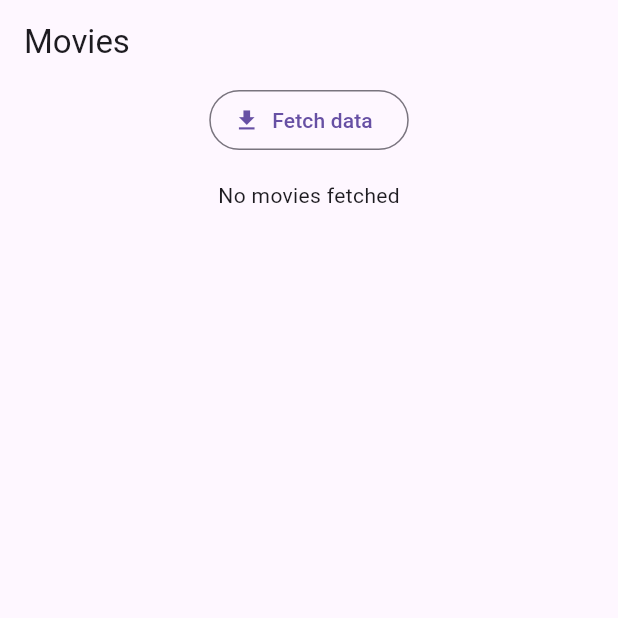
After one commit to hydev777/movies_resources, a Flutter app: the screen it shows after launch, on a phone screen of 412 x 824 dp, the top half of it. The commit adds this screen. Run offline on Flutter 3.47's test engine with Material 3 defaults, Android fonts, the phone set to English and light mode, and no system bars; our stand-ins replace bloc, equatable, flutter_bloc, go_router, graphql_flutter.

Commit message:
Added Movie Details

```diff
--- a/lib/app/app.dart
+++ b/lib/app/app.dart
@@ -1,18 +1,18 @@
 import 'package:flutter/material.dart';
 
-import '../movie/view/movies_page.dart';
+import '../router/router.dart';
 
 class MyApp extends StatelessWidget {
   const MyApp({Key? key}) : super(key: key);
 
   @override
   Widget build(BuildContext context) {
-    return MaterialApp(
-      title: 'Flutter Demo',
+    return MaterialApp.router(
+      debugShowCheckedModeBanner: false,
+      routerConfig: appRouter,
       theme: ThemeData(
         primarySwatch: Colors.blue,
       ),
-      home: const MoviesPage(title: 'Coolmovies'),
     );
   }
 }
--- a/lib/movie/cubit/movie_state.dart
+++ b/lib/movie/cubit/movie_state.dart
@@ -2,28 +2,40 @@ part of 'movie_cubit.dart';
 
 enum MoviesStatus { initial, loading, completed, empty, error }
 
+enum MovieDetailStatus { initial, loading, completed, empty, error }
+
 class MovieState extends Equatable {
   const MovieState({
     this.moviesStatus = MoviesStatus.initial,
+    this.movieDetailStatus = MovieDetailStatus.initial,
     this.movies = const [],
+    this.movieDetails,
   });
 
   final MoviesStatus? moviesStatus;
+  final MovieDetailStatus? movieDetailStatus;
   final List<Movie>? movies;
+  final Movie? movieDetails;
 
   MovieState copyWith({
     MoviesStatus? moviesStatus,
+    MovieDetailStatus? movieDetailStatus,
     List<Movie>? movies,
+    Movie? movieDetails,
   }) {
     return MovieState(
       moviesStatus: moviesStatus ?? this.moviesStatus,
+      movieDetailStatus: movieDetailStatus ?? this.movieDetailStatus,
       movies: movies ?? this.movies,
+      movieDetails: movieDetails ?? this.movieDetails,
     );
   }
 
   @override
   List<Object?> get props => [
         moviesStatus,
+        movieDetailStatus,
         movies,
+        movieDetails,
       ];
 }
--- a/lib/movie/view/movies_page.dart
+++ b/lib/movie/view/movies_page.dart
@@ -1,20 +1,13 @@
 import 'package:flutter/material.dart';
 import 'package:flutter_bloc/flutter_bloc.dart';
+import 'package:go_router/go_router.dart';
 import 'package:movies_repository/movies_repository.dart';
 
 import '../cubit/movie_cubit.dart';
-import 'movies_view.dart';
 
-class MoviesPage extends StatefulWidget {
-  const MoviesPage({Key? key, required this.title}) : super(key: key);
+class MoviesPage extends StatelessWidget {
+  const MoviesPage({Key? key}) : super(key: key);
 
-  final String title;
-
-  @override
-  State<MoviesPage> createState() => _MoviesPageState();
-}
-
-class _MoviesPageState extends State<MoviesPage> {
   @override
   Widget build(BuildContext context) {
     return BlocProvider(
@@ -23,7 +16,95 @@ class _MoviesPageState extends State<MoviesPage> {
           moviesRepositories: context.read<MoviesRepositories>(),
         );
       },
-      child: const MoviesView(),
+      child: const MoviesBody(),
     );
   }
 }
+
+class MoviesBody extends StatefulWidget {
+  const MoviesBody({
+    super.key,
+  });
+
+  @override
+  State<MoviesBody> createState() => _MoviesBodyState();
+}
+
+class _MoviesBodyState extends State<MoviesBody> {
+  @override
+  Widget build(BuildContext context) {
+    return Scaffold(
+      appBar: AppBar(
+        title: const Text('Movies'),
+      ),
+      body: SingleChildScrollView(
+        child: Padding(
+          padding: const EdgeInsets.symmetric(horizontal: 16.0),
+          child: Center(
+            child: Column(
+              mainAxisAlignment: MainAxisAlignment.center,
+              children: <Widget>[
+                OutlinedButton.icon(
+                  onPressed: () {
+                    context.read<MovieCubit>().onGetAllMovies();
+                  },
+                  icon: const Icon(Icons.download),
+                  label: const Text('Fetch data'),
+                ),
+                const SizedBox(height: 16),
+                BlocBuilder<MovieCubit, MovieState>(builder: (context, state) {
+                  if (state.moviesStatus == MoviesStatus.initial) {
+                    return const Text('No movies fetched');
+                  }
+
+                  if (state.moviesStatus == MoviesStatus.completed) {
+                    final movies = context.watch<MovieCubit>().state.movies;
+
+                    return Column(
+                      children: [
+                        ...movies!
+                            .map(
+                              (movie) => Card(
+                                child: ListTile(
+                                  title: Text(movie.title!),
+                                  onTap: () {
+                                    context.push('/movies/${movie.id}');
+                                  },
+                                ),
+                              ),
+                            )
+                            .toList()
+                      ],
+                    );
+                  }
+
+                  if (state.moviesStatus == MoviesStatus.loading) {
+                    return const Center(
+                      child: CircularProgressIndicator(),
+                    );
+                  }
+
+                  if (state.moviesStatus == MoviesStatus.empty) {
+                    return const Center(
+                      child: Text("No movies available"),
+                    );
+                  }
+
+                  if (state.moviesStatus == MoviesStatus.error) {
+                    return const Center(
+                      child: Text("An error has ocurred"),
+                    );
+                  }
+
+                  return const Center(
+                    child: Text("An unexpected error has ocurred"),
+                  );
+                }),
+              ],
+            ),
+          ),
+        ),
+      ),
+    );
+  }
+}
--- /dev/null
+++ b/lib/router/router.dart
@@ -0,0 +1,24 @@
+import 'package:flutter/material.dart';
+import 'package:go_router/go_router.dart';
+
+import '../movie/view/movies_detail_page.dart';
+import '../movie/view/movies_page.dart';
+
+GlobalKey<NavigatorState> navigatorKey = GlobalKey<NavigatorState>();
+
+final appRouter = GoRouter(
+  initialLocation: '/movies',
+  navigatorKey: navigatorKey,
+  routes: [
+    GoRoute(
+      path: '/movies',
+      builder: (context, state) => const MoviesPage(),
+    ),
+    GoRoute(
+      path: '/movies/:id',
+      builder: (context, state) => MovieDetailPage(
+        id: state.pathParameters['id'],
+      ),
+    ),
+  ],
+);
--- a/packages/movies_repository/lib/src/models/movie.dart
+++ b/packages/movies_repository/lib/src/models/movie.dart
@@ -11,6 +11,7 @@ class Movie extends Equatable {
     this.releaseDate,
     this.nodeId,
     this.userByUserCreatorId,
+    this.reviews,
   });
 
   final String? id;
@@ -20,6 +21,7 @@ class Movie extends Equatable {
   final String? releaseDate;
   final String? nodeId;
   final User? userByUserCreatorId;
+  final List<Review>? reviews;
 
   factory Movie.fromJson(Map<String, dynamic> json) => Movie(
       id: json["id"],
@@ -29,7 +31,13 @@ class Movie extends Equatable {
       releaseDate: json["releaseDate"],
       nodeId: json["nodeId"],
       userByUserCreatorId: User.fromJson(json["userByUserCreatorId"]),
-      );
+      reviews: json["reviews"] != null
+          ? (json["reviews"] as List<dynamic>)
+              .map(
+                (review) => Review.fromJson(review),
+              )
+              .toList()
+          : []);
 
   @override
   List<Object?> get props => [
@@ -40,5 +48,35 @@ class Movie extends Equatable {
         releaseDate,
         nodeId,
         userByUserCreatorId,
+        reviews,
       ];
 }
+
+class Review extends Equatable {
+  const Review({
+    this.id,
+    this.title,
+    this.body,
+    this.movieId,
+  });
+
+  final String? id;
+  final String? title;
+  final String? body;
+  final String? movieId;
+
+  factory Review.fromJson(Map<String, dynamic> json) => Review(
+        id: json["id"],
+        title: json["title"],
+        body: json["body"],
+        movieId: json["movieId"],
+      );
+
+  @override
+  List<Object?> get props => [
+        id,
+        title,
+        body,
+        movieId,
+      ];
+}
```
Also changed, not shown: lib/movie/cubit/movie_cubit.dart (+31 -2 lines), lib/movie/view/movies_body.dart (added, +93 -0 lines), lib/movie/view/movies_detail_body.dart (added, +60 -0 lines), lib/movie/view/movies_detail_page.dart (added, +130 -0 lines), lib/movie/view/movies_view.dart (deleted, +0 -86 lines), packages/movies_repository/lib/src/movies_repository.dart (+65 -3 lines). Lines whose indentation alone changed are shown as unchanged.
